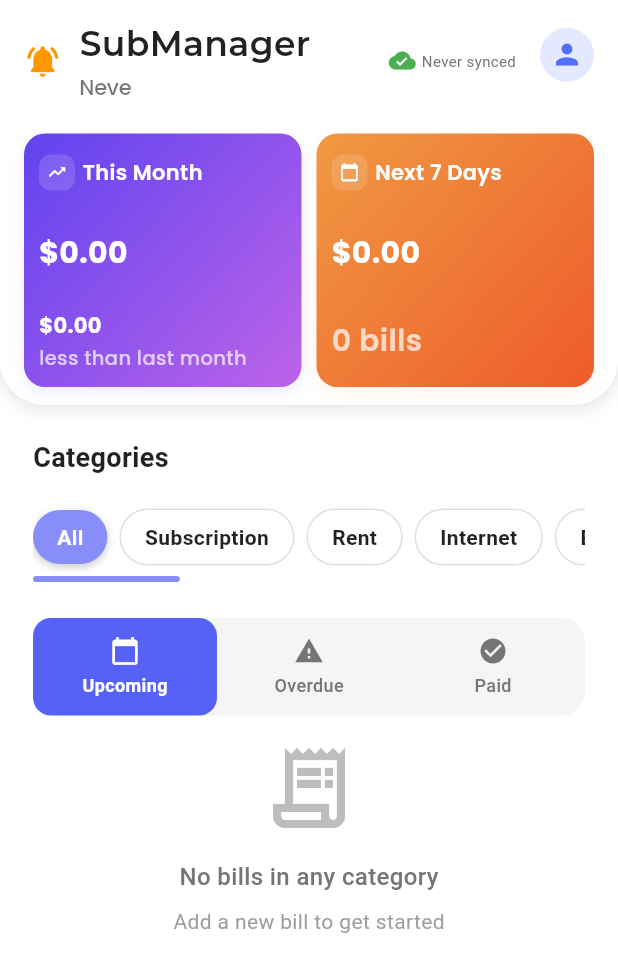
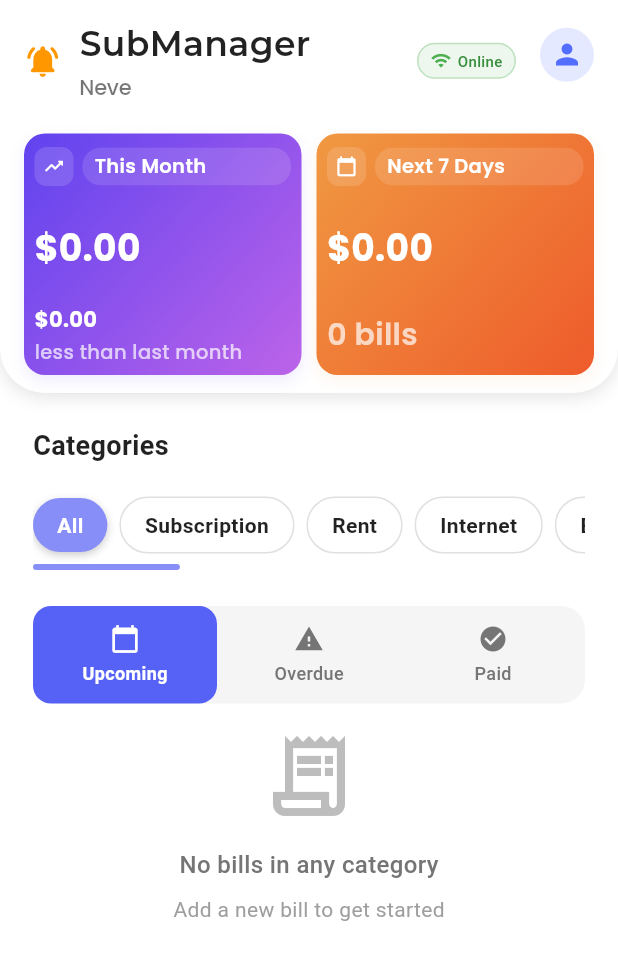
Before and after one commit to sufia-khan/bill_reminder_app, a Flutter app: the HomeScreen screen opened directly, after a tap on the "person" icon, after a tap on "All", on a phone screen of 412 x 824 dp. Shown: the top 972 px of the screen. Run offline on Flutter 3.47's test engine with Material 3 defaults, Android fonts, the phone set to English and light mode, and no system bars; drawn by our look-alikes of auto_size_text; our stand-ins replace cloud_firestore, connectivity_plus, firebase_auth, firebase_core, flutter_local_notifications, google_fonts and 2 more; accounts and stored records are empty.

```diff
--- a/lib/screens/home_screen.dart
+++ b/lib/screens/home_screen.dart
@@ -32,6 +32,7 @@ class HomeScreenState extends State<HomeScreen> {
   bool _hasError = false;
   bool _isOnline = false;
   StreamSubscription<bool>? _connectivitySubscription;
+  final ValueNotifier<bool> _connectivityNotifier = ValueNotifier<bool>(false);
   Timer? _updateTimer;
   String selectedCategory = 'all'; // 'all' or specific category id
   String selectedStatus = 'upcoming'; // 'upcoming', 'overdue', 'paid'
@@ -77,6 +78,7 @@ class HomeScreenState extends State<HomeScreen> {
   @override
   void dispose() {
     _connectivitySubscription?.cancel();
+    _connectivityNotifier.dispose();
     _updateTimer?.cancel();
     super.dispose();
   }
@@ -88,6 +90,7 @@ class HomeScreenState extends State<HomeScreen> {
       setState(() {
         _isOnline = isOnline;
       });
+      _connectivityNotifier.value = isOnline;
     }
   }
 
@@ -100,6 +103,7 @@ class HomeScreenState extends State<HomeScreen> {
             setState(() {
               _isOnline = isOnline;
             });
+            _connectivityNotifier.value = isOnline;
 
             // Auto-sync when coming online
             if (isOnline) {
@@ -1531,27 +1535,44 @@ class HomeScreenState extends State<HomeScreen> {
                           // Sync status and profile row
                           Row(
                             children: [
-                              // Sync status indicator
-                              StreamBuilder<bool>(
-                                stream: _subscriptionService.connectivityStream(),
-                                builder: (context, snapshot) {
-                                  final isOnline = snapshot.data ?? false;
-                                  return Row(
-                                    children: [
-                                      Icon(
-                                        isOnline ? Icons.cloud_done : Icons.cloud_off,
-                                        color: isOnline ? Colors.green : Colors.grey,
-                                        size: 18,
+                              // Enhanced network status indicator
+                              ValueListenableBuilder<bool>(
+                                valueListenable: _connectivityNotifier,
+                                builder: (context, isOnline, child) {
+                                  return Container(
+                                    padding: const EdgeInsets.symmetric(horizontal: 8, vertical: 4),
+                                    decoration: BoxDecoration(
+                                      color: isOnline
+                                        ? Colors.green.withValues(alpha: 0.1)
+                                        : Colors.grey.withValues(alpha: 0.1),
+                                      borderRadius: BorderRadius.circular(12),
+                                      border: Border.all(
+                                        color: isOnline ? Colors.green.withValues(alpha: 0.3) : Colors.grey.withValues(alpha: 0.3),
+                                        width: 1,
                                       ),
-                                      const SizedBox(width: 4),
-                                      Text(
-                                        _subscriptionService.getSyncStatus(),
-                                        style: TextStyle(
-                                          fontSize: 10,
-                                          color: Colors.grey[600],
+                                    ),
+                                    child: Row(
+                                      children: [
+                                        AnimatedSwitcher(
+                                          duration: const Duration(milliseconds: 200),
+                                          child: Icon(
+                                            isOnline ? Icons.wifi : Icons.wifi_off,
+                                            color: isOnline ? Colors.green : Colors.grey,
+                                            size: 14,
+                                            key: ValueKey(isOnline),
+                                          ),
                                         ),
-                                      ),
-                                    ],
+                                        const SizedBox(width: 4),
+                                        Text(
+                                          isOnline ? 'Online' : 'Offline',
+                                          style: TextStyle(
+                                            fontSize: 10,
+                                            fontWeight: FontWeight.w500,
+                                            color: isOnline ? Colors.green[700] : Colors.grey[600],
+                                          ),
+                                        ),
+                                      ],
+                                    ),
                                   );
                                 },
                               ),
@@ -4003,7 +4024,7 @@ class HomeScreenState extends State<HomeScreen> {
     final categoryBills = _bills
         .where(
           (bill) =>
-              bill['category']?.toLowerCase() == category.name.toLowerCase(),
+              bill['category']?.toString() == category.id,
         )
         .toList();
 
--- a/lib/services/subscription_service.dart
+++ b/lib/services/subscription_service.dart
@@ -202,57 +202,67 @@ class SubscriptionService {
     }
   }
 
-  // Check if user is online with improved connectivity detection
+  // Check if user is online with enhanced connectivity detection
   Future<bool> isOnline() async {
     try {
-      // First check network connectivity
+      // First check basic network connectivity
       final connectivityResult = await Connectivity().checkConnectivity();
       if (connectivityResult == ConnectivityResult.none) {
         debugPrint('No network connectivity detected');
         return false;
       }
 
-      // Then check Firebase connectivity with multiple approaches
-      final timeout = const Duration(seconds: 3);
+      // Then check actual internet connectivity with a more reliable approach
+      final timeout = const Duration(seconds: 2); // Reduced timeout for faster response
 
-      // Try 1: Basic Firebase connection test
+      // Try 1: Quick auth check (fastest)
       try {
-        await _firestore.collection('connectivity_test').doc('test').get().timeout(timeout);
+        final user = _auth.currentUser;
+        if (user != null) {
+          await user.getIdToken(true).timeout(timeout);
+          debugPrint('✅ Auth connectivity confirmed');
+          return true;
+        }
       } catch (e) {
-        debugPrint('Firebase connectivity test 1 failed: $e');
-
-        // Try 2: Alternative test with user document
-        try {
-          await _firestore.collection('users').doc(_auth.currentUser?.uid).get().timeout(timeout);
-        } catch (e2) {
-          debugPrint('Firebase connectivity test 2 failed: $e2');
-
-          // Try 3: Simple ping to Firebase
-          try {
-            await _firestore.collection('ping').limit(1).get().timeout(timeout);
-          } catch (e3) {
-            debugPrint('All Firebase connectivity tests failed: $e3');
-            return false;
-          }
-        }
+        debugPrint('Auth connectivity test failed: $e');
       }
 
-      debugPrint('Successfully connected to Firebase');
-      return true;
+      // Try 2: Lightweight Firebase operation
+      try {
+        await _firestore.collection('users').limit(1).get().timeout(timeout);
+        debugPrint('✅ Firebase connectivity confirmed');
+        return true;
+      } catch (e) {
+        debugPrint('Firebase connectivity test failed: $e');
+        return false;
+      }
     } catch (e) {
       debugPrint('Network check failed: $e');
       return false;
     }
   }
 
-  // Stream for connectivity changes
+  // Enhanced stream for connectivity changes with immediate updates
   Stream<bool> connectivityStream() async* {
     final connectivity = Connectivity();
+    bool lastState = false;
+
     await for (final result in connectivity.onConnectivityChanged) {
       if (result == ConnectivityResult.none) {
+        lastState = false;
         yield false;
       } else {
-        yield await isOnline();
+        // For immediate feedback, yield true quickly first, then verify
+        yield true;
+
+        // Then verify actual internet connectivity
+        final isActuallyOnline = await isOnline();
+
+        // Only emit if state changed
+        if (isActuallyOnline != lastState) {
+          lastState = isActuallyOnline;
+          yield isActuallyOnline;
+        }
       }
     }
   }
@@ -325,6 +335,29 @@ class SubscriptionService {
     }
   }
 
+  // Get detailed connectivity status for UI
+  Future<Map<String, dynamic>> getDetailedConnectivityStatus() async {
+    try {
+      final connectivityResult = await Connectivity().checkConnectivity();
+      final hasInternet = await isOnline();
+
+      return {
+        'isOnline': hasInternet,
+        'connectivityType': connectivityResult.toString().split('.').last,
+        'hasInternet': hasInternet,
+        'lastSync': getSyncStatus(),
+      };
+    } catch (e) {
+      return {
+        'isOnline': false,
+        'connectivityType': 'none',
+        'hasInternet': false,
+        'lastSync': getSyncStatus(),
+        'error': e.toString(),
+      };
+    }
+  }
+
   // Stream for real-time updates
   Stream<List<Map<String, dynamic>>> subscriptionsStream() {
     return _subscriptionsCollection
--- a/lib/widgets/bill_summary_cards.dart
+++ b/lib/widgets/bill_summary_cards.dart
@@ -13,28 +13,26 @@ class BillSummaryCard extends StatelessWidget {
     this.secondaryAmount,
     this.secondaryText,
 
-    // ↓ Even smaller layout heights
+    // ↓ 30% smaller layout heights
     this.topBoxHeight = 2,
-    this.middleBoxHeight = 42,
-    this.bottomBoxHeight = 28,
+    this.middleBoxHeight = 28, // was ~38 → -30%
+    this.bottomBoxHeight = 16, // was ~22 → -30%
+    // ↓ fonts (middle made a bit bigger again)
+    this.primaryFontSize = 24, // was 22 → bumped slightly
+    this.minPrimaryFontSize = 10,
+    this.bottomAmountFontSize = 9,
+    this.bottomTextFontSize = 9,
+    this.minBottomFontSize = 7,
 
-    // ↓ Smaller font sizes
-    this.primaryFontSize = 20,
-    this.minPrimaryFontSize = 9,
-    this.bottomAmountFontSize = 10,
-    this.bottomTextFontSize = 10,
-    this.minBottomFontSize = 8,
+    // ↓ tighter padding to shrink card
+    this.innerPadding = const EdgeInsets.symmetric(horizontal: 7, vertical: 4),
 
-    // ↓ Reduced padding inside card
-    this.innerPadding = const EdgeInsets.symmetric(horizontal: 10, vertical: 8),
-
-    // ↓ Smaller icon
-    this.iconSize = 24,
+    // keep icon bigger for balance
+    this.iconSize = 26,
     this.iconOnRight = false,
-    this.textIconGap = 5,
+    this.textIconGap = 6,
   }) : assert(gradientColors.length >= 2),
        super(key: key);
-
   final String title;
   final IconData icon;
   final List<Color> gradientColors;
@@ -56,7 +54,6 @@ class BillSummaryCard extends StatelessWidget {
   final double iconSize;
   final bool iconOnRight;
   final double textIconGap;
-
   Widget _topRow() {
     final iconWidget = Container(
       width: iconSize,
@@ -68,17 +65,24 @@ class BillSummaryCard extends StatelessWidget {
       child: Icon(icon, color: Colors.white, size: iconSize * 0.55),
     );
 
-    final titleWidget = AutoSizeText(
+    final titleWidget = Container(
+      padding: const EdgeInsets.symmetric(horizontal: 8, vertical: 3),
+      decoration: BoxDecoration(
+        color: Colors.white.withOpacity(0.12),
+        borderRadius: BorderRadius.circular(12), // rounded corners
+      ),
+      child: AutoSizeText(
         title,
         textAlign: TextAlign.left,
         style: GoogleFonts.poppins(
           color: Colors.white,
-        fontSize: 14,
+          fontSize: 13,
           fontWeight: FontWeight.w600,
         ),
         maxLines: 1,
         minFontSize: 10,
         overflow: TextOverflow.ellipsis,
+      ),
     );
 
     return Row(
```
Lines whose indentation alone changed are shown as unchanged.
